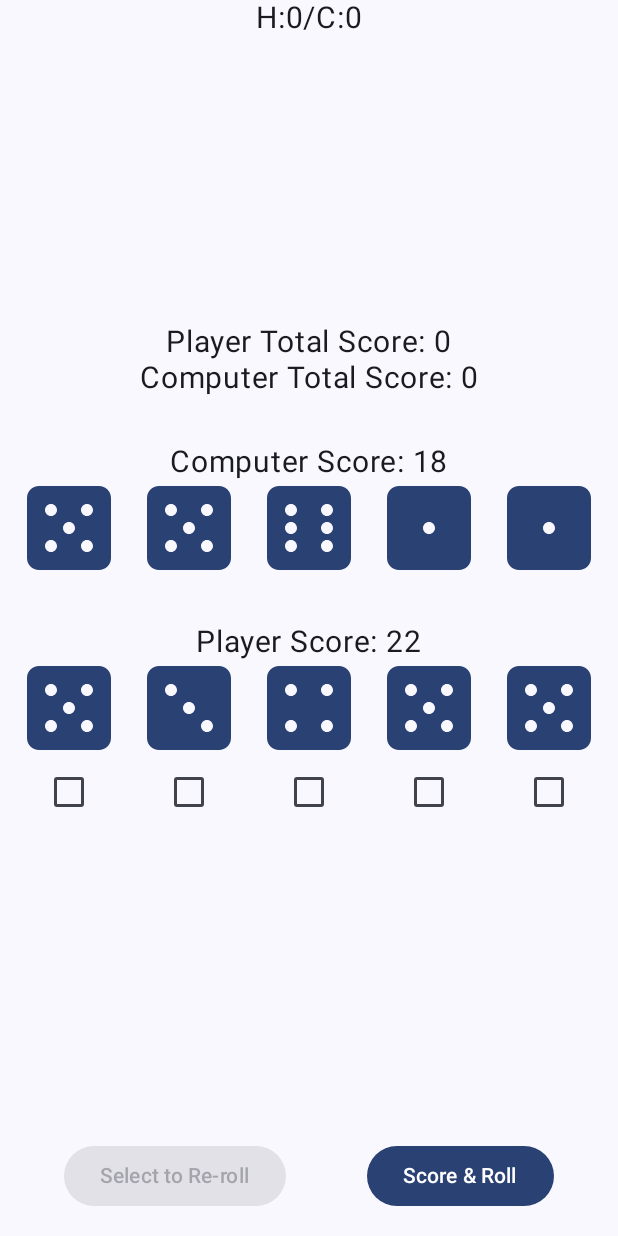
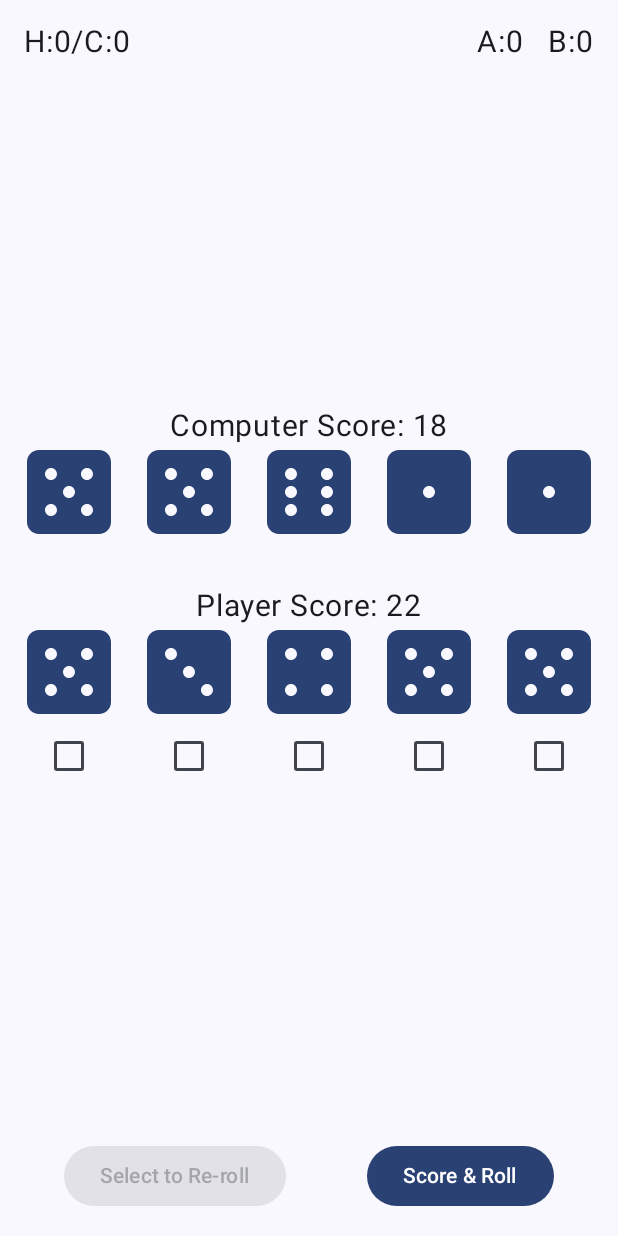
Before and after one commit to sameerasw/dicing, an Android app built with Jetpack Compose: the screen it shows after launch (MainActivity), after a tap on "New Game", on a phone screen of 412 x 824 dp. Run offline under Robolectric (Android 15) with nearby library versions, the phone set to English and light mode, and no system bars.

Commit message:
score row moved to top and fixed dialog dismissal bug

```diff
--- a/app/src/main/java/com/sameerasw/dicing/GameScreen.kt
+++ b/app/src/main/java/com/sameerasw/dicing/GameScreen.kt
@@ -64,21 +64,28 @@ fun GameScreen(
     Column(
         modifier = Modifier.fillMaxSize(),
         horizontalAlignment = CenterHorizontally,
-        verticalArrangement = Arrangement.SpaceBetween // Distribute space
+        verticalArrangement = Arrangement.SpaceBetween
     ) {
-        // Top - Win Count
-        Text(
-            modifier = Modifier.align(CenterHorizontally), // Center horizontally
-            text = "H:$humanWins/C:$computerWins",
-            fontSize = 20.sp
-        )
+        Row(
+            modifier = Modifier
+                .fillMaxWidth()
+                .padding(16.dp),
+            horizontalArrangement = Arrangement.SpaceBetween,
+            verticalAlignment = Alignment.CenterVertically
+        ) {
+            Text(
+                text = "H:$humanWins/C:$computerWins",
+                fontSize = 20.sp
+            )
+            Row {
+                Text("A:$playerTotalScore", fontSize = 20.sp)
+                Spacer(modifier = Modifier.width(16.dp))
+                Text("B:$computerTotalScore", fontSize = 20.sp)
+            }
+        }
+
         Column(horizontalAlignment = CenterHorizontally,
             verticalArrangement = Arrangement.Center) {
-            Text("Player Total Score: $playerTotalScore", fontSize = 20.sp)
-            Text("Computer Total Score: $computerTotalScore", fontSize = 20.sp)
-
-            Spacer(modifier = Modifier.height(32.dp))
-
             Text("Computer Score: $computerScore", fontSize = 20.sp)
             DiceRow(diceValues = computerDice, isPlayer = false)
 
@@ -171,7 +178,7 @@ fun GameScreen(
 
     if (showWinDialog) {
         AlertDialog(
-            onDismissRequest = { showWinDialog = false },
+            onDismissRequest = {  }, // Do nothing
             title = { Text("Game Over") },
             text = {
                 Column {
```
